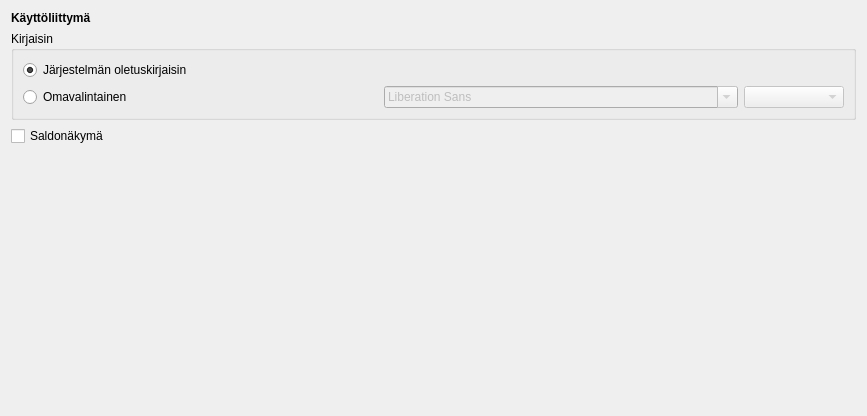
Qt form kitsas/maaritys/ulkoasumaaritys.ui (artoh/kitupiikki) before a commit.
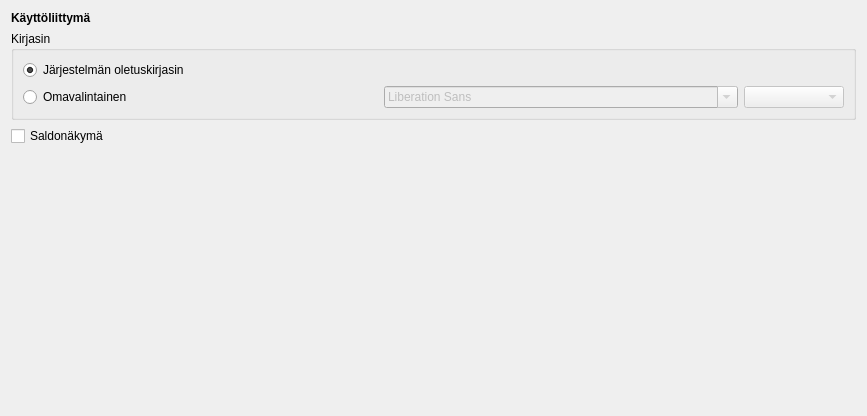
The same form after that commit. Icons and pictures are not drawn.

```diff
--- a/kitsas/maaritys/ulkoasumaaritys.ui
+++ b/kitsas/maaritys/ulkoasumaaritys.ui
@@ -30,13 +30,13 @@
    <item>
     <widget class="QGroupBox" name="groupBox">
      <property name="title">
-      <string>Kirjaisin</string>
+      <string>Kirjasin</string>
      </property>
      <layout class="QVBoxLayout" name="verticalLayout">
       <item>
        <widget class="QRadioButton" name="oletusfontti">
         <property name="text">
-         <string>Järjestelmän oletuskirjaisin</string>
+         <string>Järjestelmän oletuskirjasin</string>
         </property>
         <property name="checked">
          <bool>true</bool>
```
